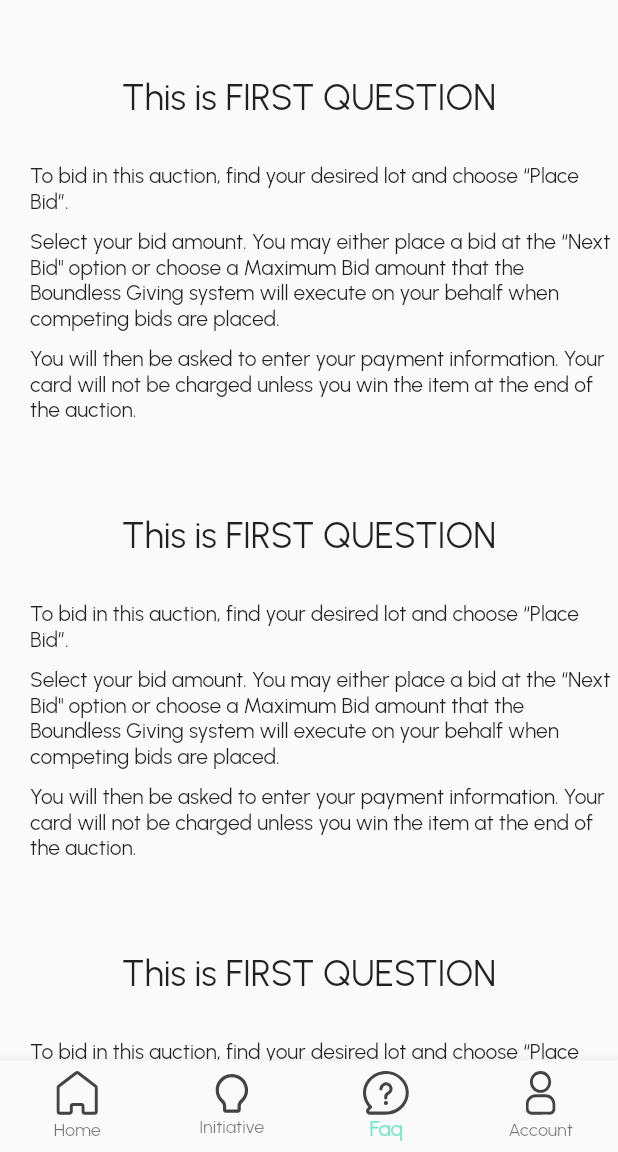
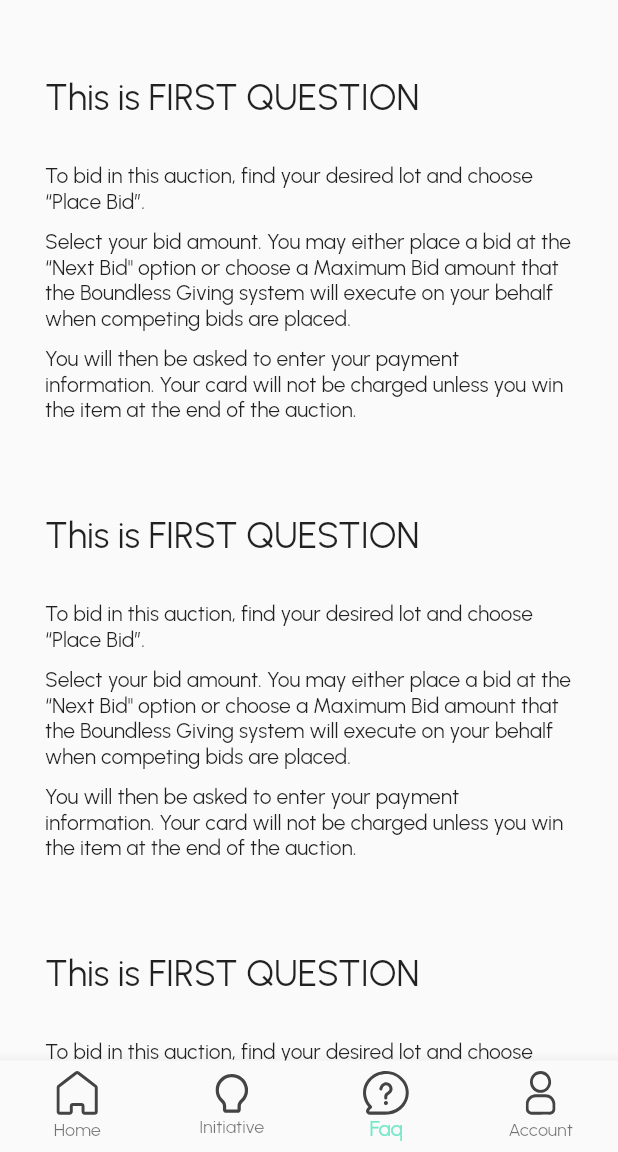
Before and after one commit to mikehong9190/frontend, a Flutter app: the MyStateFulWidget screen opened by its route, item 3 of the bottom bar chosen, on a phone screen of 412 x 824 dp, the part 84-1236 px from its top. Run offline on Flutter 3.47's test engine with Material 2 defaults, Android fonts, the phone set to English and light mode, and no system bars; our stand-ins replace flutter_svg, flutter_typeahead, google_fonts, google_sign_in, image_picker, shared_preferences; accounts and stored records are empty; network calls fail; project files that could hold a hidden picture were left out.

Commit message:
minor bug fixes

```diff
--- a/lib/Pages/home.dart
+++ b/lib/Pages/home.dart
@@ -377,7 +377,7 @@ class QuestionWidget extends StatelessWidget {
     return Column(children: [
       const SizedBox(height: 50),
       Align(
-        alignment: Alignment.center,
+        alignment: Alignment.topLeft,
         child: Text(question,
             style: const TextStyle(fontFamily: 'Urbanist', fontSize: 24)),
       ),
@@ -387,7 +387,7 @@ class QuestionWidget extends StatelessWidget {
             (e) => Align(
                 alignment: Alignment.topLeft,
                 child: Padding(
-                  padding: const EdgeInsets.only(bottom: 10, left: 20),
+                  padding: const EdgeInsets.only(bottom: 10, left: 0),
                   child: Text(e),
                 )),
           )
@@ -403,6 +403,7 @@ class FAQWidget extends StatelessWidget {
   @override
   Widget build(context) {
     return SingleChildScrollView(
+      padding: const EdgeInsets.symmetric(horizontal: 30),
       child: Column(
           mainAxisAlignment: MainAxisAlignment.start,
           crossAxisAlignment: CrossAxisAlignment.start,
```
Also changed, not shown: lib/Pages/Registration.dart (+6 -2 lines), lib/model/responses.dart (+9 -21 lines).
